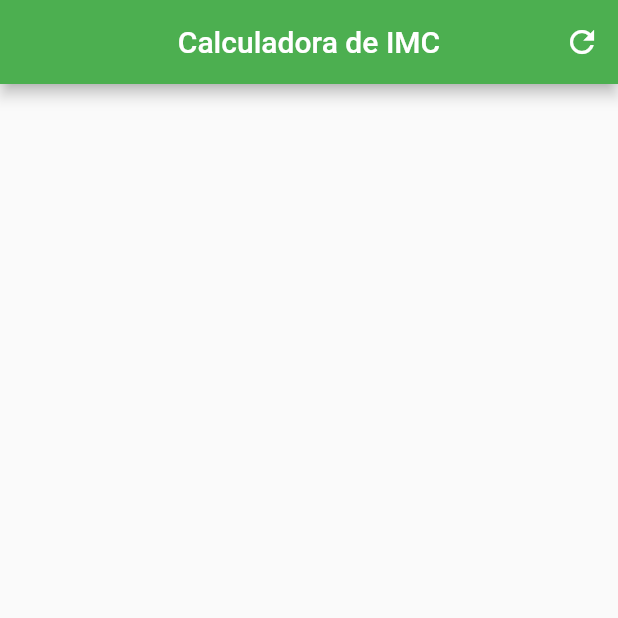
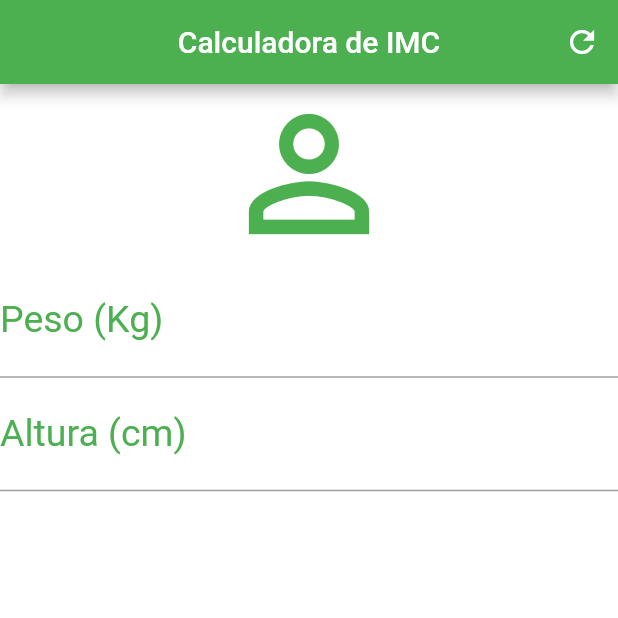
Before and after one commit to guialiveira/calculadora_imc, a Flutter app: the screen it shows after launch, on a phone screen of 412 x 824 dp, the top half of it. Run offline on Flutter 3.47's test engine with Material 2 defaults, Android fonts, the phone set to English and light mode, and no system bars.

Commit message:
Adcionados os campos e o icone.

```diff
--- a/lib/main.dart
+++ b/lib/main.dart
@@ -1,6 +1,6 @@
 import 'package:flutter/material.dart';
 
-void main(){
+void main() {
   runApp(MaterialApp(
     home: Home(),
   ));
@@ -20,8 +20,33 @@ class _HomeState extends State<Home> {
         centerTitle: true,
         backgroundColor: Colors.green,
         actions: <Widget>[
-          IconButton(icon: Icon(Icons.refresh),
-            onPressed: (){},
+          IconButton(
+            icon: Icon(Icons.refresh),
+            onPressed: () {},
+          )
+        ],
+      ),
+      backgroundColor: Colors.white,
+      body: Column(
+        crossAxisAlignment: CrossAxisAlignment.stretch,
+        //stretch faz com que os componentes ocupem toda a largura, no caso os textos
+        children: <Widget>[
+          Icon(Icons.person_outline, size: 120.0, color: Colors.green),
+          TextField(
+            keyboardType: TextInputType.number,
+            decoration: InputDecoration(
+                labelText: "Peso (Kg)",
+                labelStyle: TextStyle(color: Colors.green)),
+            textAlign: TextAlign.center,
+            style: TextStyle(color: Colors.green, fontSize: 25.0),
+          ),
+          TextField(
+            keyboardType: TextInputType.number,
+            decoration: InputDecoration(
+                labelText: "Altura (cm)",
+                labelStyle: TextStyle(color: Colors.green)),
+            textAlign: TextAlign.center,
+            style: TextStyle(color: Colors.green, fontSize: 25.0),
           )
         ],
       ),
```
